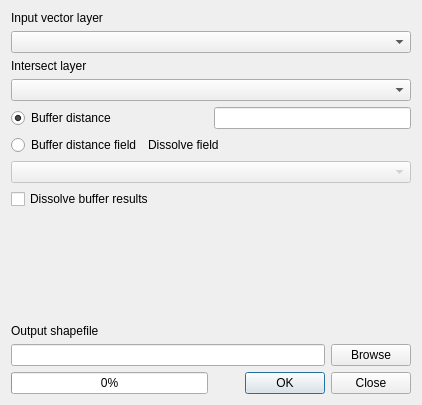
Above: qgis/python/plugins/fTools/tools/frmGeoprocessing.ui from sourcepole/qgis before the change. Below: the same form after it.
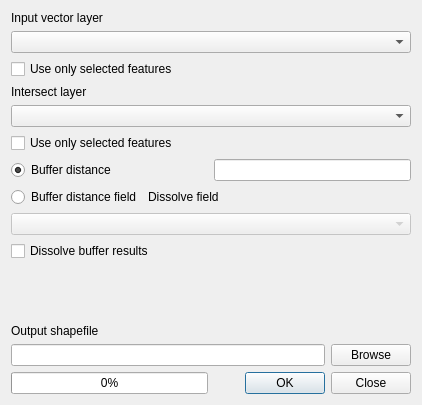
That is the form after the change.

Commit message: applying patch from ticket #1714: adds option to perform geoprocessing and basic statistics functions on selected features

The edit to the form file:
```diff
--- a/qgis/python/plugins/fTools/tools/frmGeoprocessing.ui
+++ b/qgis/python/plugins/fTools/tools/frmGeoprocessing.ui
@@ -40,7 +40,7 @@
      </item>
     </layout>
    </item>
-   <item row="1" column="0" colspan="2" >
+   <item row="3" column="0" colspan="2" >
     <layout class="QVBoxLayout" >
      <item>
       <widget class="QLabel" name="label_2" >
@@ -61,7 +61,7 @@
      </item>
     </layout>
    </item>
-   <item row="2" column="0" colspan="2" >
+   <item row="5" column="0" colspan="2" >
     <layout class="QHBoxLayout" >
      <item>
       <layout class="QHBoxLayout" >
@@ -101,7 +101,7 @@
      </item>
     </layout>
    </item>
-   <item row="3" column="0" colspan="2" >
+   <item row="6" column="0" colspan="2" >
     <layout class="QVBoxLayout" >
      <item>
       <layout class="QHBoxLayout" >
@@ -149,7 +149,7 @@
      </item>
     </layout>
    </item>
-   <item row="4" column="0" >
+   <item row="7" column="0" >
     <layout class="QHBoxLayout" >
      <property name="spacing" >
       <number>6</number>
@@ -169,7 +169,7 @@
      </item>
     </layout>
    </item>
-   <item row="5" column="0" >
+   <item row="8" column="0" >
     <spacer>
      <property name="orientation" >
       <enum>Qt::Vertical</enum>
@@ -182,7 +182,7 @@
      </property>
     </spacer>
    </item>
-   <item row="6" column="0" colspan="2" >
+   <item row="9" column="0" colspan="2" >
     <layout class="QVBoxLayout" >
      <item>
       <widget class="QLabel" name="label_5" >
@@ -211,7 +211,7 @@
      </item>
     </layout>
    </item>
-   <item row="7" column="0" >
+   <item row="10" column="0" >
     <widget class="QProgressBar" name="progressBar" >
      <property name="value" >
       <number>0</number>
@@ -224,13 +224,35 @@
      </property>
     </widget>
    </item>
-   <item row="7" column="1" >
+   <item row="10" column="1" >
     <widget class="QDialogButtonBox" name="buttonBox_2" >
      <property name="standardButtons" >
       <set>QDialogButtonBox::Close|QDialogButtonBox::Ok</set>
      </property>
     </widget>
    </item>
+   <item row="2" column="0" >
+    <layout class="QVBoxLayout" name="verticalLayout" >
+     <item>
+      <widget class="QCheckBox" name="useSelectedA" >
+       <property name="text" >
+        <string>Use only selected features</string>
+       </property>
+      </widget>
+     </item>
+    </layout>
+   </item>
+   <item row="4" column="0" >
+    <layout class="QVBoxLayout" name="verticalLayout_2" >
+     <item>
+      <widget class="QCheckBox" name="useSelectedB" >
+       <property name="text" >
+        <string>Use only selected features</string>
+       </property>
+      </widget>
+     </item>
+    </layout>
+   </item>
   </layout>
  </widget>
  <resources/>
```
The commit also changes 6 other files.
